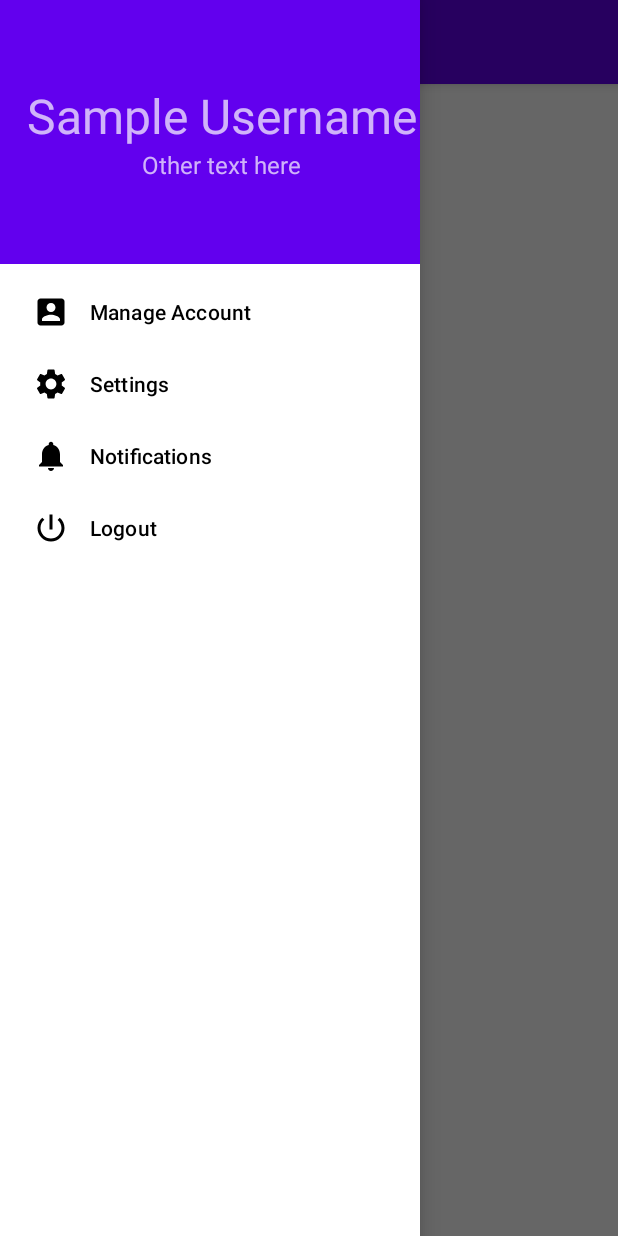
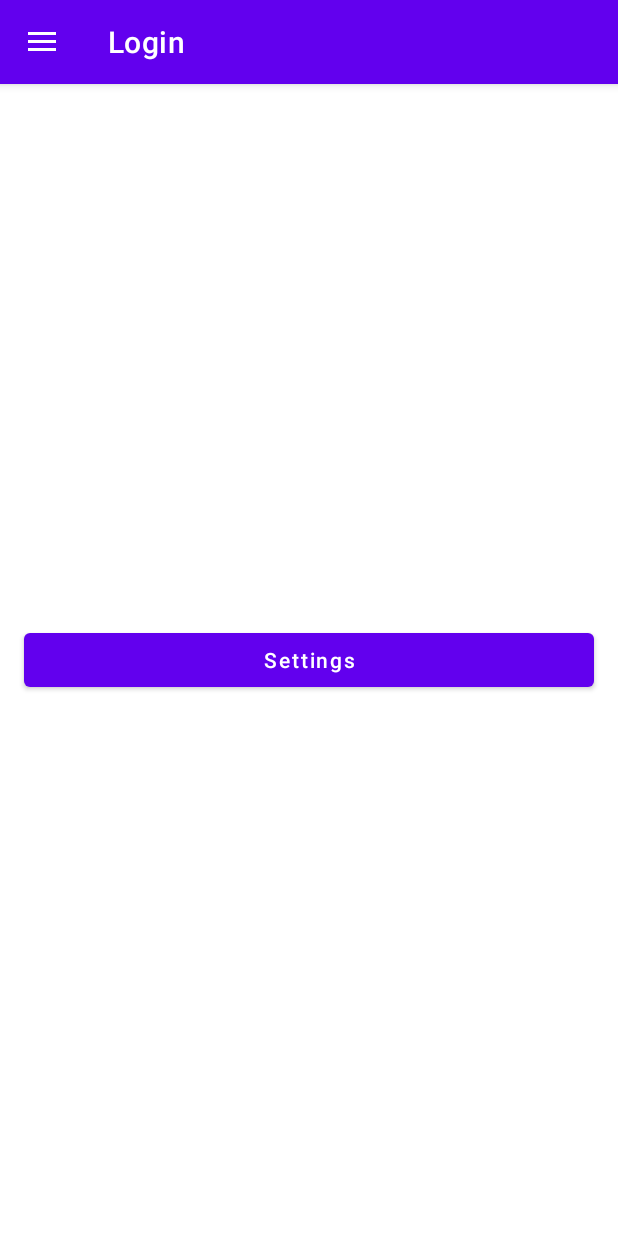
Before and after one commit to Lucky-Tsuma/Login_Nav_Drawer, an Android app: the Homepage screen opened directly, with no data from a screen before it, in the side drawer, after a tap on "Settings", on a phone screen of 412 x 824 dp. Run offline under Robolectric (Android 15) with nearby library versions, the phone set to English and light mode, and no system bars.

Commit message:
onClick actions for navigation drawer items as well as fragment components

```diff
--- /dev/null
+++ b/app/src/main/java/com/lucky/login/FragmentAccount.kt
@@ -0,0 +1,41 @@
+package com.lucky.login
+
+import android.os.Bundle
+import android.view.LayoutInflater
+import android.view.View
+import android.view.ViewGroup
+import android.widget.Toast
+import androidx.fragment.app.Fragment
+import com.lucky.login.databinding.FragmentAccountBinding
+
+class FragmentAccount : Fragment() {
+    /*property only valid between onCreateView and onDestroyView*/
+    private var _binding: FragmentAccountBinding? = null
+    /*custom getter*/
+    private val binding get() = _binding!!
+    override fun onCreateView(
+        inflater: LayoutInflater,
+        container: ViewGroup?,
+        savedInstanceState: Bundle?
+    ): View {
+        _binding = FragmentAccountBinding.inflate(inflater, container, false)
+
+        binding.buttonAccount.setOnClickListener {
+            Toast.makeText(context, "Testing view binding on Account Fragment", Toast.LENGTH_SHORT)
+                .show()
+        }
+
+        return binding.root
+
+        /*view = binding.root
+        * return binding.root
+        *
+        * above code has been compressed to what is being used*/
+
+    }
+
+    override fun onDestroy() {
+        super.onDestroy()
+        _binding = null
+    }
+}
--- /dev/null
+++ b/app/src/main/java/com/lucky/login/FragmentSettings.kt
@@ -0,0 +1,41 @@
+package com.lucky.login
+
+import android.os.Bundle
+import android.view.LayoutInflater
+import android.view.View
+import android.view.ViewGroup
+import android.widget.Toast
+import androidx.fragment.app.Fragment
+import com.lucky.login.databinding.FragmentSettingsBinding
+
+class FragmentSettings: Fragment() {
+    /*property only valid between onCreateView and onDestroyView*/
+    private var _binding: FragmentSettingsBinding? = null
+    /*custom getter*/
+    private val binding get() = _binding!!
+    override fun onCreateView(
+        inflater: LayoutInflater,
+        container: ViewGroup?,
+        savedInstanceState: Bundle?
+    ): View {
+        _binding = FragmentSettingsBinding.inflate(inflater, container, false)
+
+        binding.buttonSettings.setOnClickListener {
+            Toast.makeText(context, "Testing view binding on Settings Fragment", Toast.LENGTH_SHORT)
+                .show()
+        }
+
+        return binding.root
+
+        /*view = binding.root
+        * return binding.root
+        *
+        * above code has been compressed to what is being used*/
+
+    }
+
+    override fun onDestroy() {
+        super.onDestroy()
+        _binding = null
+    }
+}
--- a/app/src/main/java/com/lucky/login/Homepage.kt
+++ b/app/src/main/java/com/lucky/login/Homepage.kt
@@ -1,13 +1,20 @@
 package com.lucky.login
 
+import android.content.Intent
+import android.content.SharedPreferences
+import android.os.Bundle
+import android.view.MenuItem
+import android.widget.TextView
+import android.widget.Toast
+import androidx.appcompat.app.ActionBarDrawerToggle
 import androidx.appcompat.app.AppCompatActivity
-import android.os.Bundle
-import androidx.appcompat.app.ActionBarDrawerToggle
 import androidx.core.view.GravityCompat
+import com.google.android.material.navigation.NavigationView
 import com.lucky.login.databinding.ActivityHomepageBinding
 
-class Homepage : AppCompatActivity() {
+class Homepage : AppCompatActivity(), NavigationView.OnNavigationItemSelectedListener {
     private lateinit var binding: ActivityHomepageBinding
+
     override fun onCreate(savedInstanceState: Bundle?) {
         super.onCreate(savedInstanceState)
         setContentView(R.layout.activity_homepage)
@@ -26,6 +33,15 @@ class Homepage : AppCompatActivity() {
         binding.drawerlayoutHomepage.addDrawerListener(toggle)
         toggle.syncState()/*rotates the hamburger icon*/
         /*An instance of ActionbarToggle is responsible for bringing in the navigation drawer*/
+
+        binding.navViewHomepage.setNavigationItemSelectedListener(this)
+        /*To be able to handle click events on the navigation view(the one with menu and header)*/
+
+        val sh = getSharedPreferences("sharedPref", MODE_PRIVATE)
+
+        val header = binding.navViewHomepage.getHeaderView(0)
+        val header_email = header.findViewById<TextView>(R.id.user_email)
+        header_email.text = sh.getString("email", null)
     }
 
     override fun onBackPressed() {
@@ -35,4 +51,33 @@ class Homepage : AppCompatActivity() {
             super.onBackPressed()
         }
     }
+
+    override fun onNavigationItemSelected(item: MenuItem): Boolean {
+        when (item.itemId) {
+            R.id.item_account -> {
+                supportFragmentManager.beginTransaction()
+                    .replace(R.id.fragment_container_homepage, FragmentAccount()).commit()
+            }
+            R.id.item_settings -> {
+                supportFragmentManager.beginTransaction()
+                    .replace(R.id.fragment_container_homepage, FragmentSettings()).commit()
+            }
+            R.id.item_notifications -> {
+                supportFragmentManager.beginTransaction()
+                    .replace(R.id.fragment_container_homepage, FragmentNotifications()).commit()
+            }
+            R.id.item_logout -> {
+                val sh = getSharedPreferences("sharedPref", MODE_PRIVATE)
+                val editor: SharedPreferences.Editor = sh.edit()
+                editor.clear()
+
+                Toast.makeText(this, "You have been logged out!", Toast.LENGTH_SHORT).show()
+                val intentLogin = Intent(applicationContext, MainActivity::class.java)
+                startActivity(intentLogin)
+            }
+        }
+
+        binding.drawerlayoutHomepage.closeDrawer(GravityCompat.START)
+        return true
+    }
 }
--- a/app/src/main/java/com/lucky/login/MainActivity.kt
+++ b/app/src/main/java/com/lucky/login/MainActivity.kt
@@ -44,6 +44,7 @@ class MainActivity : AppCompatActivity() {
             val sh = getSharedPreferences("sharedPref", MODE_PRIVATE)
             val editor: SharedPreferences.Editor = sh.edit()
             editor.putString("email", email)
+            editor.apply()
 
             Toast.makeText(
                 applicationContext,
--- /dev/null
+++ b/app/src/main/res/layout/fragment_settings.xml
@@ -0,0 +1,17 @@
+<?xml version="1.0" encoding="utf-8"?>
+<LinearLayout xmlns:android="http://schemas.android.com/apk/res/android"
+    android:layout_width="match_parent"
+    android:layout_height="match_parent"
+    android:orientation="horizontal">
+
+    <Button
+        android:id="@+id/button_settings"
+        android:layout_width="match_parent"
+        android:layout_height="wrap_content"
+        android:layout_gravity="center"
+        android:layout_marginStart="16dp"
+        android:layout_marginEnd="16dp"
+        android:text="@string/btn_settings"
+        android:textAllCaps="false" />
+
+</LinearLayout>
--- a/app/src/main/res/layout/nav_drawer_header.xml
+++ b/app/src/main/res/layout/nav_drawer_header.xml
@@ -10,11 +10,11 @@
     <!--ThemeOverlay makes the text white around here-->
 
     <TextView
-        android:id="@+id/nav_username"
+        android:id="@+id/user_email"
         android:layout_width="wrap_content"
         android:layout_height="wrap_content"
         android:text="@string/sample_name"
-        android:textSize="32sp" />
+        android:textSize="24sp" />
 
     <TextView
         android:layout_width="wrap_content"
--- a/app/src/main/res/values/strings.xml
+++ b/app/src/main/res/values/strings.xml
@@ -3,6 +3,9 @@
     <string name="manage_account">Manage Account</string>
     <string name="settings">Settings</string>
     <string name="notifications">Notifications</string>
+    <string name="btn_account">Account</string>
+    <string name="btn_settings">Settings</string>
+    <string name="btn_notifications">Notifications</string>
     <string name="logout">Logout</string>
     <string name="sample_name">Sample Username</string>
     <string name="random_text">Other text here</string>
```
Also changed, not shown: app/src/main/java/com/lucky/login/FragmentNotifications.kt (added, +41 -0 lines), app/src/main/res/layout/fragment_account.xml (added, +17 -0 lines), app/src/main/res/layout/fragment_notifications.xml (added, +17 -0 lines).
